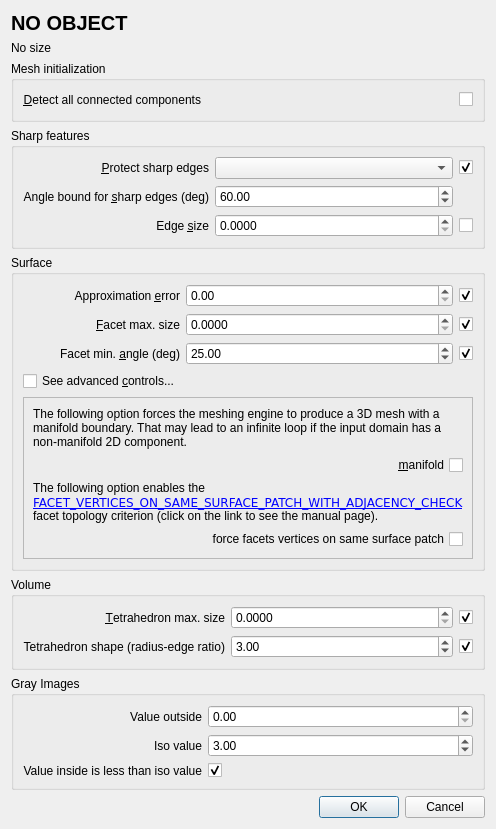
This is Polyhedron/demo/Polyhedron/Plugins/Mesh_3/Meshing_dialog.ui in CGAL/cgal as Qt 5 draws it before an edit. The edited form follows.
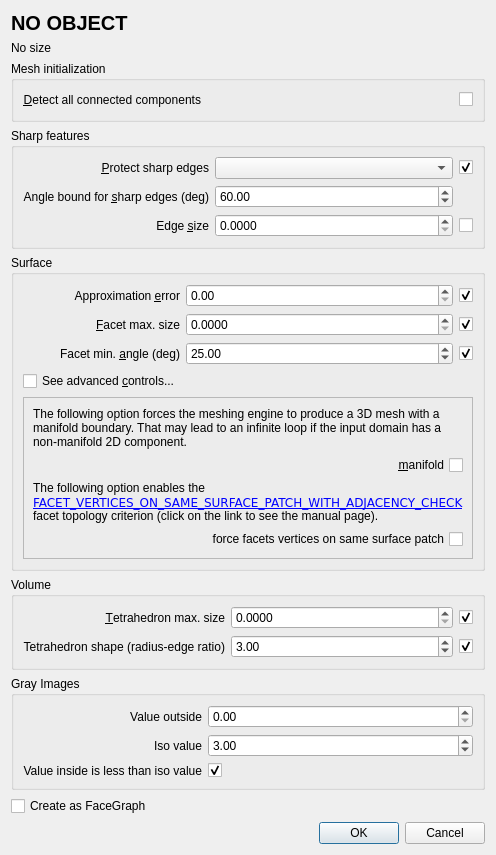
This is the edited form.

Commit message: Add a feature to the Mesh_3_plugin that allows to create a Facegraph_item when performing a surface_meshing.

What changed in the file:
```diff
--- a/Polyhedron/demo/Polyhedron/Plugins/Mesh_3/Meshing_dialog.ui
+++ b/Polyhedron/demo/Polyhedron/Plugins/Mesh_3/Meshing_dialog.ui
@@ -9,7 +9,7 @@
    <rect>
     <x>0</x>
     <y>0</y>
-    <width>468</width>
+    <width>576</width>
     <height>928</height>
    </rect>
   </property>
@@ -562,6 +562,13 @@
      </layout>
     </widget>
    </item>
+   <item>
+    <widget class="QCheckBox" name="facegraphCheckBox">
+     <property name="text">
+      <string>Create as FaceGraph</string>
+     </property>
+    </widget>
+   </item>
    <item>
     <spacer name="verticalSpacer">
      <property name="orientation">
```
Left out of the diff: 184 changed lines with no effect on the pictures. The commit also changes 3 other files.
